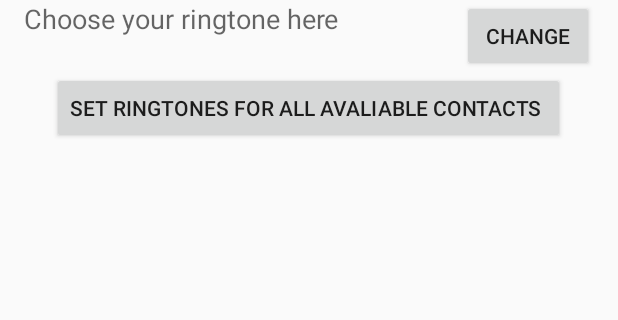
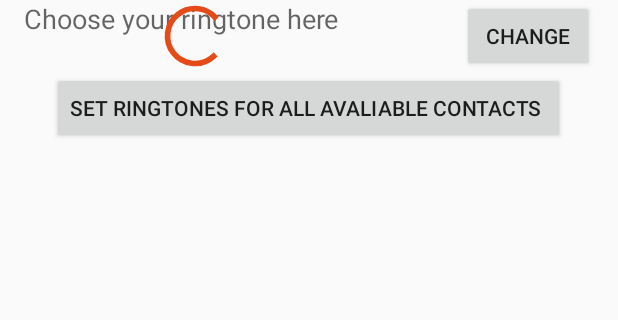
Before and after one commit to gossiks/Lilt, an Android app: the layout activity_main.xml on its own in the app's theme, with its tools: preview values and no code run, on a phone screen of 412 x 824 dp, the part 96-416 px from its top. Run offline under Robolectric (Android 15) with nearby library versions, the phone set to English and light mode, and no system bars; plain views replace RoundedImageView, ShimmerTextView.

Commit message:
implemetnation of setting custom rintones for all contacts, set ringtone for user. Not tested yet (no device)

```diff
--- a/app/src/main/AndroidManifest.xml
+++ b/app/src/main/AndroidManifest.xml
@@ -7,6 +7,7 @@
     <uses-permission android:name="android.permission.WRITE_EXTERNAL_STORAGE" />
 
     <uses-permission android:name="android.permission.READ_CONTACTS" />
+    <uses-permission android:name="android.permission.WRITE_CONTACTS"/>
 
     <application
         android:allowBackup="true"
--- a/app/src/main/java/org/kazin/lilt/backend/FirebaseMan.java
+++ b/app/src/main/java/org/kazin/lilt/backend/FirebaseMan.java
@@ -80,7 +80,7 @@ public class FirebaseMan {
     }
 
     public void getRingtoneTitle(final String phoneNumber, final jCallback callback) {
-        Firebase tempRingtoneRef = mFirebase.child("user").child(phoneNumber).child("ringtone_title");
+        Firebase tempRingtoneRef = mFirebase.child("ring").child(phoneNumber).child("ringtone_title");
 
         tempRingtoneRef.addListenerForSingleValueEvent(new ValueEventListener() {
             @Override
--- a/app/src/main/res/layout/activity_main.xml
+++ b/app/src/main/res/layout/activity_main.xml
@@ -71,5 +71,18 @@
         android:layout_below="@+id/change_ringtone_main"
         android:layout_centerHorizontal="true" />
 
+    <ProgressBar
+        style="?android:attr/progressBarStyleLarge"
+        android:layout_width="wrap_content"
+        android:layout_height="wrap_content"
+        android:id="@+id/progressBar_ringtone_upload_mainactivity"
+        android:layout_below="@+id/avatar"
+        android:layout_alignLeft="@+id/set_ringtones_main"
+        android:layout_alignStart="@+id/set_ringtones_main"
+        android:layout_above="@+id/set_ringtones_main"
+        android:layout_alignRight="@+id/ringtone_main"
+        android:layout_alignEnd="@+id/ringtone_main"
+        android:indeterminate="false" />
+
 
 </RelativeLayout>
```
Also changed, not shown: app/src/main/java/org/kazin/lilt/main/main/MainActivity.java (+13 -1 lines), app/src/main/java/org/kazin/lilt/main/main/ModelMain.java (+47 -9 lines), app/src/main/java/org/kazin/lilt/main/main/ViewerMain.java (+42 -1 lines), 1 other file.
